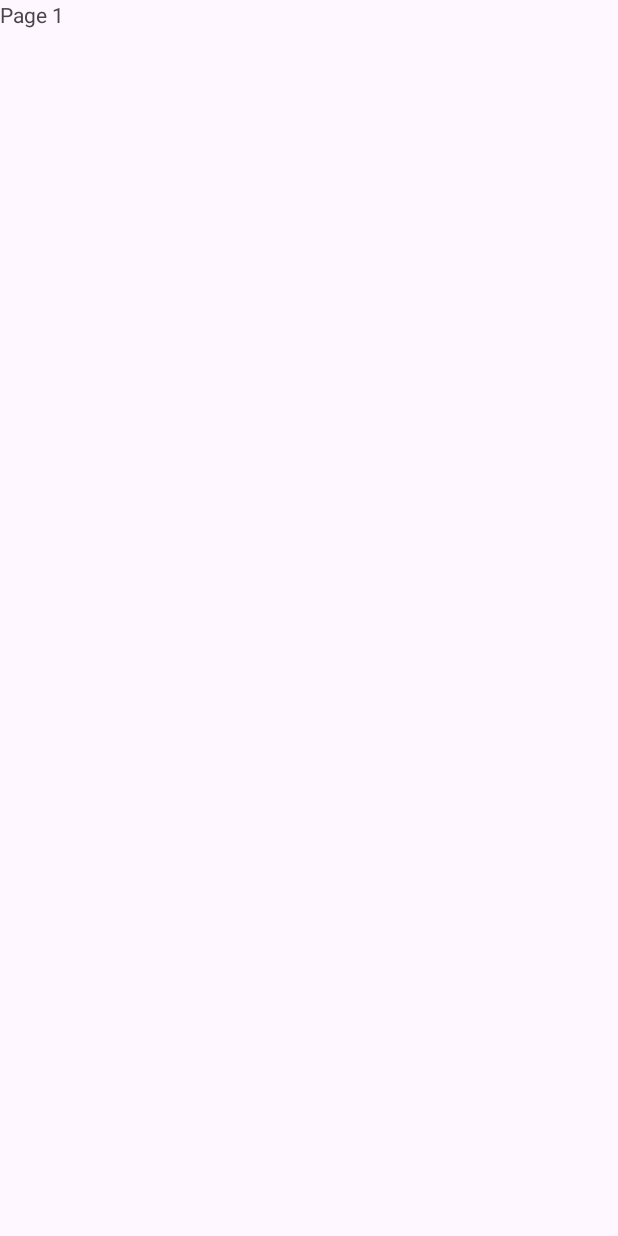
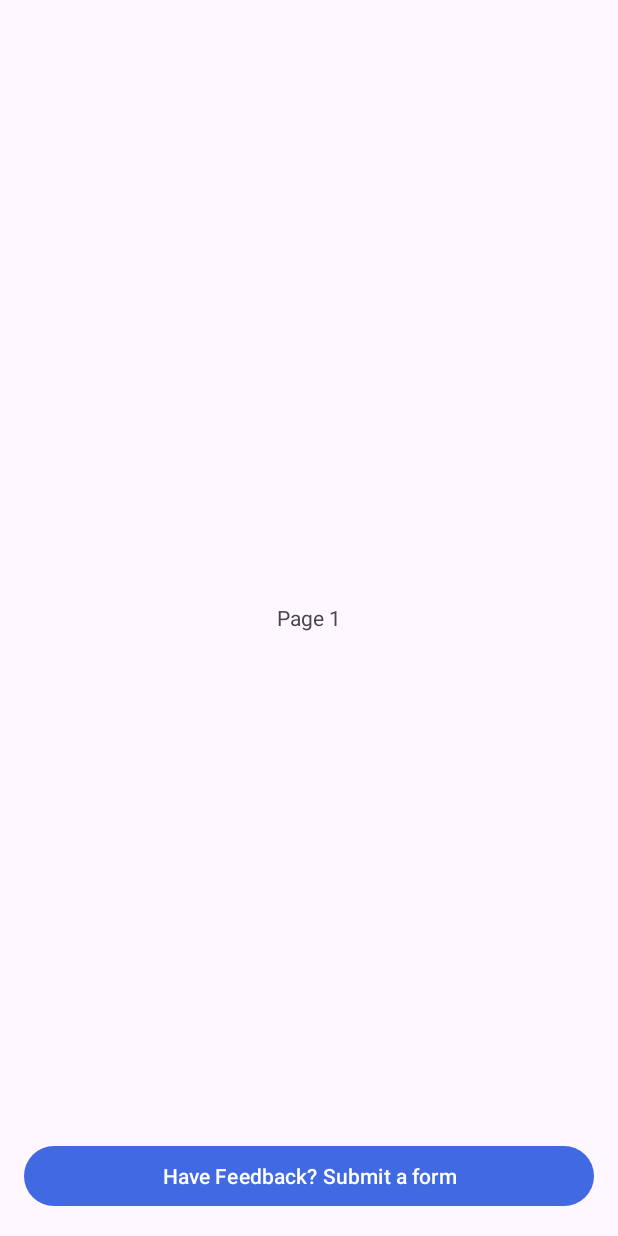
Before and after one commit to dmastovsky579/FinalProject210, an Android app: the Page1Activity screen opened directly, with no data from a screen before it, on a phone screen of 412 x 824 dp. Before the commit the screen is almost empty. Run offline under Robolectric (Android 15) with nearby library versions, the light colour scheme and no system bars.

Commit message:
Adding Submission Form and testing tools

```diff
--- a/app/src/main/AndroidManifest.xml
+++ b/app/src/main/AndroidManifest.xml
@@ -30,6 +30,7 @@
         <activity android:name=".Page2Activity" />
         <activity android:name=".Page3Activity" />
         <activity android:name=".Page4Activity" />
+        <activity android:name=".FormPage" />
     </application>
 
 </manifest>
--- a/app/src/main/java/com/zybooks/finalproject210/Page1Activity.java
+++ b/app/src/main/java/com/zybooks/finalproject210/Page1Activity.java
@@ -1,6 +1,9 @@
 package com.zybooks.finalproject210;
 
+import android.content.Intent;
 import android.os.Bundle;
+import android.view.View;
+import android.widget.Button;
 import androidx.appcompat.app.AppCompatActivity;
 
 public class Page1Activity extends AppCompatActivity {
@@ -8,5 +11,18 @@ public class Page1Activity extends AppCompatActivity {
     protected void onCreate(Bundle savedInstanceState) {
         super.onCreate(savedInstanceState);
         setContentView(R.layout.activity_page1);
+
+        // Find the button by its ID
+        Button buttonToForm = findViewById(R.id.buttonFeedback);
+
+        // Set an OnClickListener to the button
+        buttonToForm.setOnClickListener(new View.OnClickListener() {
+            @Override
+            public void onClick(View v) {
+                // Create an Intent to start FormPage
+                Intent intent = new Intent(Page1Activity.this, FormPage.class);
+                startActivity(intent);
+            }
+        });
     }
 }
--- a/app/src/main/res/layout/activity_page1.xml
+++ b/app/src/main/res/layout/activity_page1.xml
@@ -1,6 +1,24 @@
 <?xml version="1.0" encoding="utf-8"?>
 <!-- activity_page1.xml -->
-<TextView xmlns:android="http://schemas.android.com/apk/res/android"
+<RelativeLayout xmlns:android="http://schemas.android.com/apk/res/android"
     android:layout_width="match_parent"
-    android:layout_height="match_parent"
-    android:text="Page 1" />
+    android:layout_height="match_parent">
+
+    <TextView
+        android:id="@+id/textViewPage1"
+        android:layout_width="wrap_content"
+        android:layout_height="wrap_content"
+        android:text="Page 1"
+        android:layout_centerInParent="true" />
+
+    <Button
+        android:id="@+id/buttonFeedback"
+        android:layout_width="match_parent"
+        android:layout_height="wrap_content"
+        android:text="Have Feedback? Submit a form"
+        android:layout_alignParentBottom="true"
+        android:layout_marginBottom="16dp"
+        android:layout_marginStart="16dp"
+        android:layout_marginEnd="16dp" />
+
+</RelativeLayout>
```
Also changed, not shown: app/src/main/java/com/zybooks/finalproject210/DatabaseHelper.java (added, +60 -0 lines), app/src/main/java/com/zybooks/finalproject210/FormPage.java (added, +87 -0 lines), app/src/main/res/layout/form_page.xml (added, +73 -0 lines).
